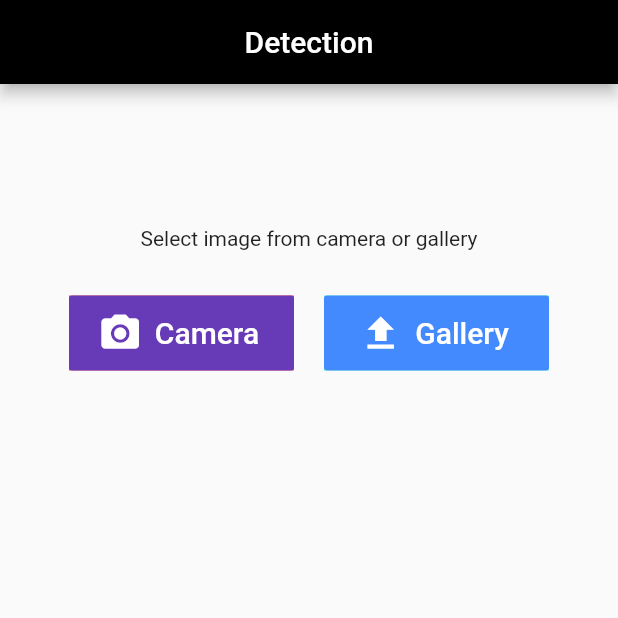
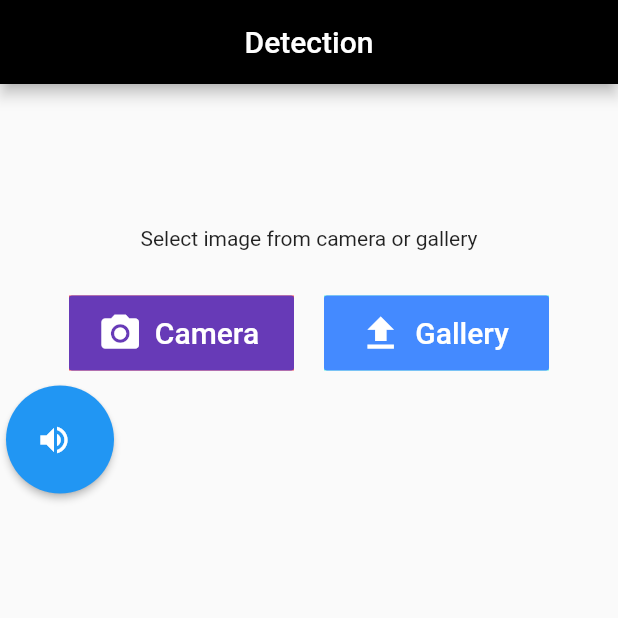
Before and after one commit to shahdhesham/Historia_app, a Flutter app: the Predict screen opened by its route, on a phone screen of 412 x 824 dp, the top half of it. Run offline on Flutter 3.47's test engine with Material 2 defaults, Android fonts, the phone set to English and light mode, and no system bars; our stand-ins replace camera, firebase_storage, flutter_tts, image_picker, percent_indicator, permission_handler; missing offline and left inert: export_video_frame, starflut, tflite; accounts and stored records are empty; project files that could hold a hidden picture were left out.

Commit message:
text from file

```diff
--- /dev/null
+++ b/assets/Amr ibn Al-Aas Mosque.txt
@@ -0,0 +1 @@
+ya mosahel
--- /dev/null
+++ b/assets/Hanging Church.txt
@@ -0,0 +1 @@
+text file of the hanging church
--- a/lib/predict.dart
+++ b/lib/predict.dart
@@ -3,6 +3,8 @@ import 'package:flutter/material.dart';
 import 'package:flutter/services.dart';
 import 'package:tflite/tflite.dart';
 import 'package:image_picker/image_picker.dart';
+import 'package:flutter/services.dart' show rootBundle;
+import 'package:flutter_tts/flutter_tts.dart';
 
 class Predict extends StatefulWidget {
   @override
@@ -14,6 +16,18 @@ class _PredictState extends State<Predict> {
   double _imageWidth;
   double _imageHeight;
   var _recognitions;
+  String data = '';
+
+  fetchFileData() async {
+    String responseText;
+    print("tany 7eta");
+    //  String name= (_recognitions[0]['label'].toString().toUpperCase());
+    //   print(name);
+    responseText = await rootBundle.loadString('assets/Hanging Church.txt');
+    setState(() {
+      data = responseText;
+    });
+  }
 
   loadModel() async {
     Tflite.close();
@@ -50,6 +64,7 @@ class _PredictState extends State<Predict> {
       _recognitions = recognitions;
     });
   }
+  // String name='';
 
   // send image to predict method selected from gallery or camera
   sendImage(File image) async {
@@ -90,6 +105,7 @@ class _PredictState extends State<Predict> {
 
   @override
   void initState() {
+    fetchFileData();
     super.initState();
 
     loadModel().then((val) {
@@ -107,27 +123,32 @@ class _PredictState extends State<Predict> {
             style: TextStyle(fontSize: 25, fontWeight: FontWeight.w700)),
       );
     }
-    print(_recognitions);
+    //   print(_recognitions);
+    //     print("baaaaaaaaaaaaaaaaaaaaaaaaaaaaaaaaaaaaaaaaaaaaaaaaa");
+    String name = (_recognitions[0]['label'].toString().toUpperCase());
+    print(name);
 
+    // if( name != '' ){
+
+    // String name='';
     return Padding(
       padding: EdgeInsets.fromLTRB(0, 0, 0, 0),
       child: Center(
         child: Text(
-          "Prediction: " + _recognitions[0]['label'].toString().toUpperCase(),
+          "Prediction: " +
+              _recognitions[0]['label'].toString().toUpperCase() +
+              data,
           style: TextStyle(
               color: Colors.black, fontSize: 20, fontWeight: FontWeight.w700),
         ),
       ),
     );
+    //}
   }
 
   @override
   Widget build(BuildContext context) {
-    // get the width and height of current screen the app is running on
     Size size = MediaQuery.of(context).size;
-
-    // initialize two variables that will represent final width and height of the segmentation
-    // and image preview on screen
     double finalW;
     double finalH;
 
@@ -137,8 +158,6 @@ class _PredictState extends State<Predict> {
       finalW = size.width;
       finalH = size.height;
     } else {
-      // ratio width and ratio height will given ratio to
-//      // scale up or down the preview image
       double ratioW = size.width / _imageWidth;
       double ratioH = size.height / _imageHeight;
 
@@ -223,6 +242,20 @@ class _PredictState extends State<Predict> {
                 ),
               ],
             ),
+            Row(children: <Widget>[
+              Padding(
+                  padding: EdgeInsets.fromLTRB(0, 0, 20, 0),
+                  child: Container(
+                      child: ElevatedButton.icon(
+                    onPressed: () {},
+                    icon: Icon(Icons.volume_up),
+                    style: ElevatedButton.styleFrom(
+                      shape: CircleBorder(),
+                      padding: EdgeInsets.all(24),
+                    ),
+                    label: Text(''),
+                  )))
+            ])
           ],
         ));
   }
--- a/pubspec.yaml
+++ b/pubspec.yaml
@@ -37,6 +37,7 @@ dependencies:
   export_video_frame: ^0.0.5+4
   camera: ^0.7.0
   percent_indicator: ^2.1.9
+  flutter_tts:
   starflut:
 
 
@@ -65,6 +66,8 @@ flutter:
   assets:
     - images/
     - assets/Egypt_label.txt
+    - assets/Hanging Church.txt
+    - assets/Amr ibn Al-Aas Mosque.txt
     - assets/SEgypt.tflite
     - starfiles/
 
```
Also changed, not shown: pubspec.lock.
